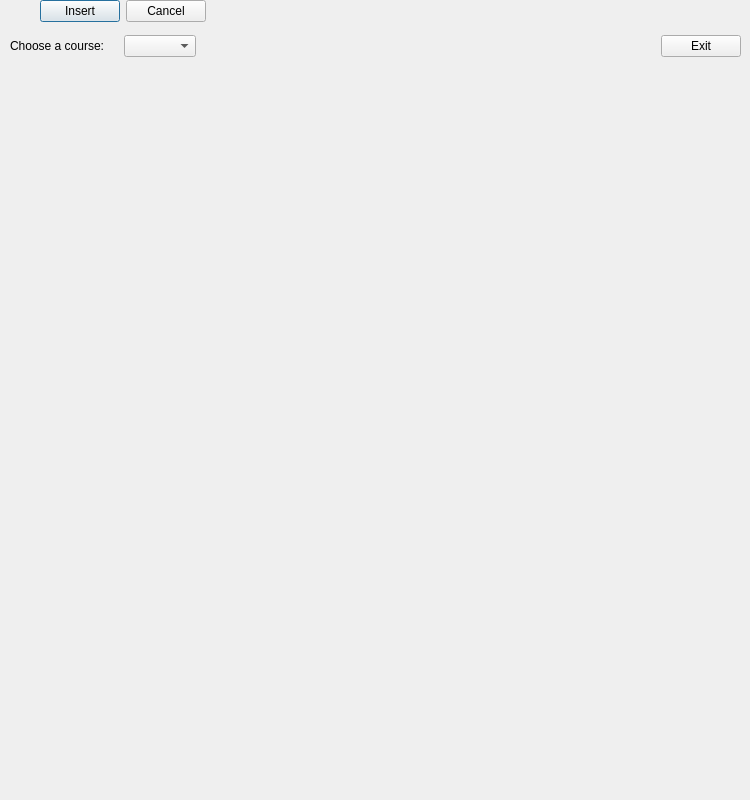
tombranfield/spaced_repeating_vocabulary, file src/gui/browse_course_window.ui: the form before one commit.
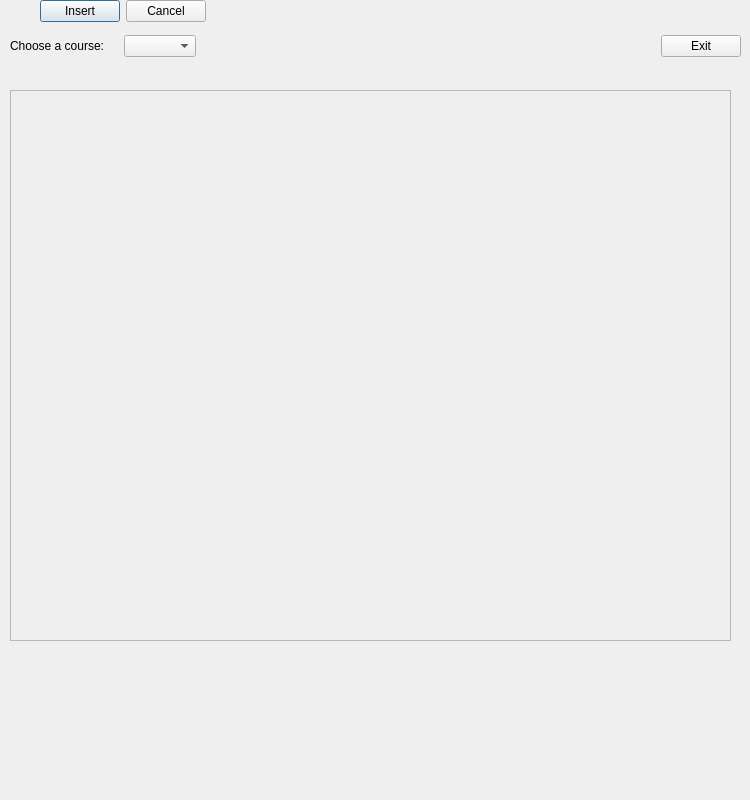
The form after the commit.

Commit message: Made a design with widgets etc for browse_course.ui

What changed in the file:
```diff
--- a/src/gui/browse_course_window.ui
+++ b/src/gui/browse_course_window.ui
@@ -13,6 +13,29 @@
   <property name="windowTitle">
    <string>Insert Words From File</string>
   </property>
+  <widget class="QScrollArea" name="scroll_area">
+   <property name="geometry">
+    <rect>
+     <x>10</x>
+     <y>90</y>
+     <width>721</width>
+     <height>551</height>
+    </rect>
+   </property>
+   <property name="widgetResizable">
+    <bool>true</bool>
+   </property>
+   <widget class="QWidget" name="scrollAreaWidgetContents">
+    <property name="geometry">
+     <rect>
+      <x>0</x>
+      <y>0</y>
+      <width>719</width>
+      <height>549</height>
+     </rect>
+    </property>
+   </widget>
+  </widget>
   <widget class="QWidget" name="">
    <layout class="QHBoxLayout" name="horizontalLayout">
     <item>
```
Left out of the diff: 4 changed lines with no effect on the pictures.
